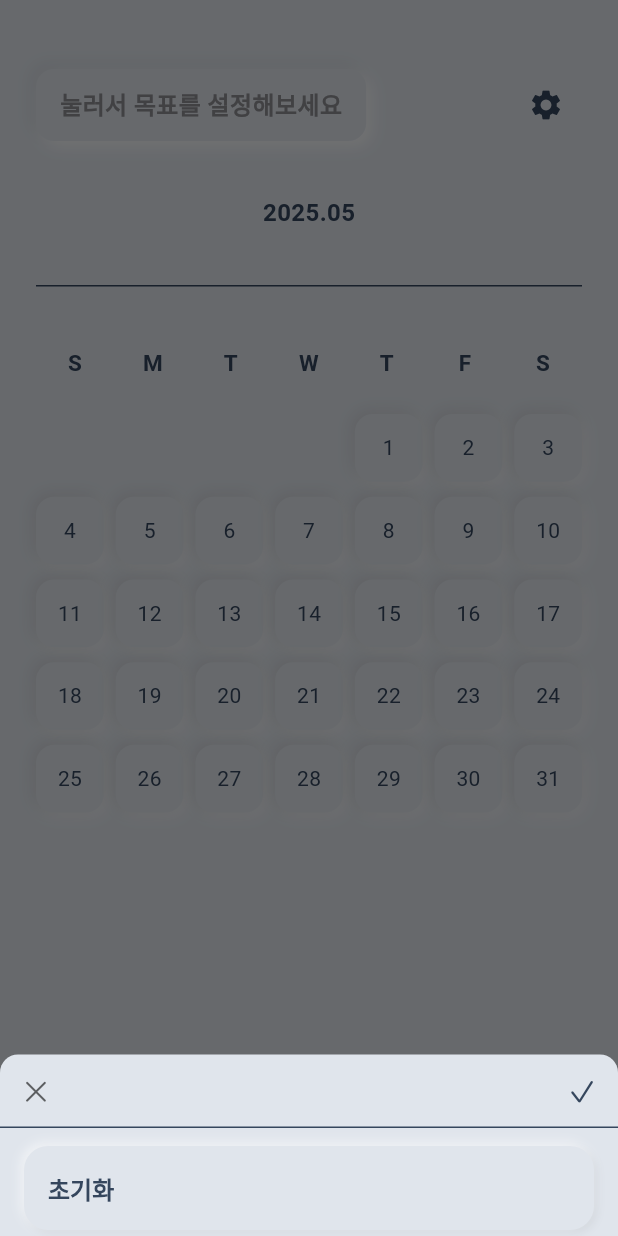
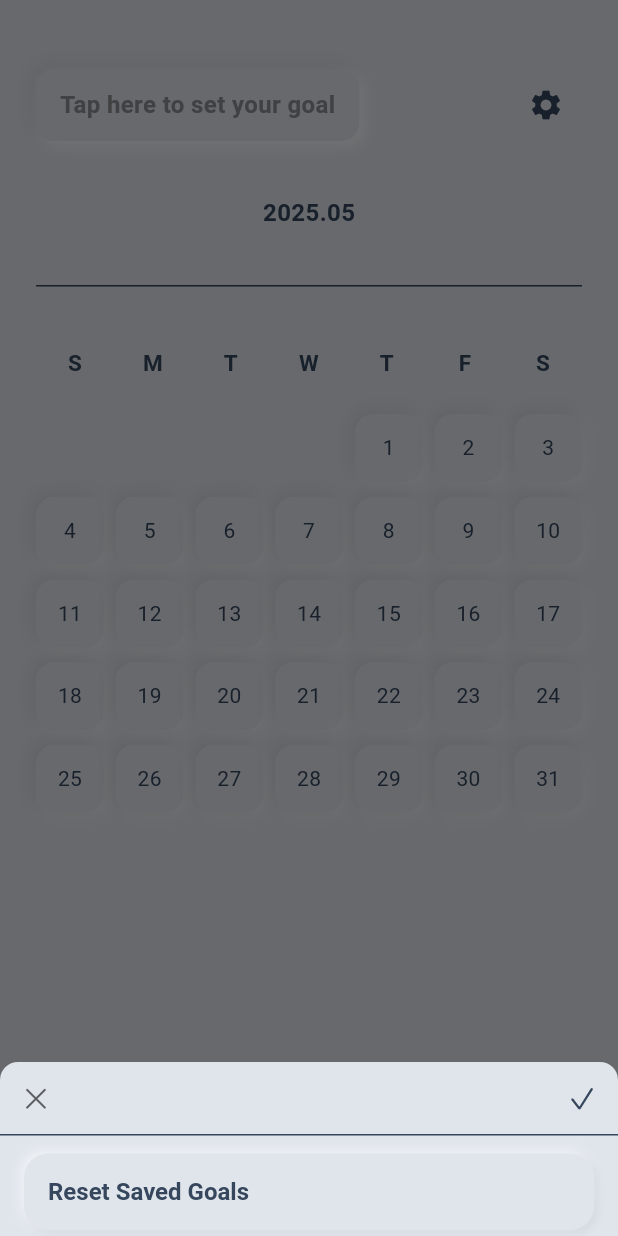
Before and after one commit to hayeonhee/haenaedda, a Flutter app: the screen it shows after launch, after a tap on the "settings" icon, on a phone screen of 412 x 824 dp. Run offline on Flutter 3.47's test engine with Material 3 defaults, Android fonts, the phone set to English and light mode, and no system bars; our stand-ins replace shared_preferences; generated files the repository leaves out were written again; Roboto replaces fonts that are missing (Pretendard).

Commit message:
feat: extract magic strings to i18n files

```diff
--- a/lib/main.dart
+++ b/lib/main.dart
@@ -1,10 +1,12 @@
 import 'package:flutter/material.dart';
+import 'package:flutter_localizations/flutter_localizations.dart';
 import 'package:provider/provider.dart';
 
 import 'package:haenaedda/constants/app_theme.dart';
+import 'package:haenaedda/gen_l10n/app_localizations.dart';
 import 'package:haenaedda/model/goal.dart';
+import 'package:haenaedda/provider/record_provider.dart';
 import 'package:haenaedda/ui/goal_calendar/my_calendar_page.dart';
-import 'package:haenaedda/provider/record_provider.dart';
 
 void main() {
   runApp(
@@ -61,6 +63,16 @@ class _HaenaeddaState extends State<Haenaedda> {
       theme: lightTheme,
       darkTheme: darkTheme,
       themeMode: ThemeMode.system,
+      localizationsDelegates: const [
+        AppLocalizations.delegate,
+        GlobalMaterialLocalizations.delegate,
+        GlobalWidgetsLocalizations.delegate,
+        GlobalCupertinoLocalizations.delegate,
+      ],
+      supportedLocales: const [
+        Locale('en'),
+        Locale('ko'),
+      ],
       home: MyCalendarPage(goal: nonNullableGoal),
     );
   }
--- a/lib/ui/goal_calendar/header_section/goal_display_text.dart
+++ b/lib/ui/goal_calendar/header_section/goal_display_text.dart
@@ -1,6 +1,7 @@
 import 'package:flutter/material.dart';
 
 import 'package:haenaedda/constants/neumorphic_theme.dart';
+import 'package:haenaedda/gen_l10n/app_localizations.dart';
 import 'package:haenaedda/ui/settings/settings_button.dart';
 
 class GoalDisplayText extends StatelessWidget {
@@ -31,9 +32,7 @@ class GoalDisplayText extends StatelessWidget {
             alignment: Alignment.centerLeft,
             child: Text(
               controller.text.isEmpty
-                  // TODO: replace magic strings with constants
-                  // TODO: add “Tap here to set your goal” with localization support
-                  ? '눌러서 목표를 설정해보세요'
+                  ? AppLocalizations.of(context)!.goalSetupHint
                   : controller.text,
               style: goalTextStyle.copyWith(
                 color: controller.text.isEmpty
--- a/lib/ui/goal_calendar/my_calendar_page.dart
+++ b/lib/ui/goal_calendar/my_calendar_page.dart
@@ -1,4 +1,5 @@
 import 'package:flutter/material.dart';
+import 'package:haenaedda/gen_l10n/app_localizations.dart';
 import 'package:provider/provider.dart';
 
 import 'package:haenaedda/model/calendar_grid_layout.dart';
@@ -18,9 +19,6 @@ class MyCalendarPage extends StatefulWidget {
 }
 
 class _MyCalendarPageState extends State<MyCalendarPage> {
-  // TODO: Change app language based on user's device settings
-  final daysOfWeek = ['S', 'M', 'T', 'W', 'T', 'F', 'S'];
-
   // TODO: Always display the current month in this version
   DateTime focusedDate = DateTime.now();
 
@@ -29,6 +27,7 @@ class _MyCalendarPageState extends State<MyCalendarPage> {
     final recordProvider = context.watch<RecordProvider>();
     final selectedDates = recordProvider.getRecords(widget.goal.id);
     final dateLayout = CalendarGridLayout(focusedDate);
+    final daysOfWeek = AppLocalizations.of(context)!.shortWeekdays.split(',');
 
     return Scaffold(
       body: SafeArea(
--- a/lib/ui/settings/settings_bottom_modal.dart
+++ b/lib/ui/settings/settings_bottom_modal.dart
@@ -1,4 +1,5 @@
 import 'package:flutter/material.dart';
+import 'package:haenaedda/gen_l10n/app_localizations.dart';
 import 'package:haenaedda/ui/settings/neumorphic_settings_tile.dart';
 import 'package:haenaedda/ui/widgets/modal_action_icon_buttons.dart';
 import 'package:haenaedda/ui/widgets/section_divider.dart';
@@ -61,8 +62,7 @@ class SettingsBottomModal extends StatelessWidget {
                   const SizedBox(height: 8.0),
                   // TODO: Implement actual action
                   NeumorphicSettingsTile(
-                    // TODO: Replace string with a localized string
-                    title: '초기화',
+                    title: AppLocalizations.of(context)!.resetSavedGoals,
                     onTap: () {},
                   ),
                 ],
--- a/lib/ui/settings/settings_button.dart
+++ b/lib/ui/settings/settings_button.dart
@@ -1,4 +1,5 @@
 import 'package:flutter/material.dart';
+import 'package:haenaedda/gen_l10n/app_localizations.dart';
 import 'package:haenaedda/ui/settings/settings_bottom_modal.dart';
 
 class SettingButton extends StatelessWidget {
@@ -11,8 +12,7 @@ class SettingButton extends StatelessWidget {
         showGeneralDialog(
           context: context,
           barrierDismissible: true,
-          // TODO: Extract this string for localization
-          barrierLabel: 'Dismiss',
+          barrierLabel: AppLocalizations.of(context)!.dismiss,
           barrierColor: Colors.black54,
           transitionDuration: const Duration(milliseconds: 300),
           pageBuilder: (context, _, __) {
```
